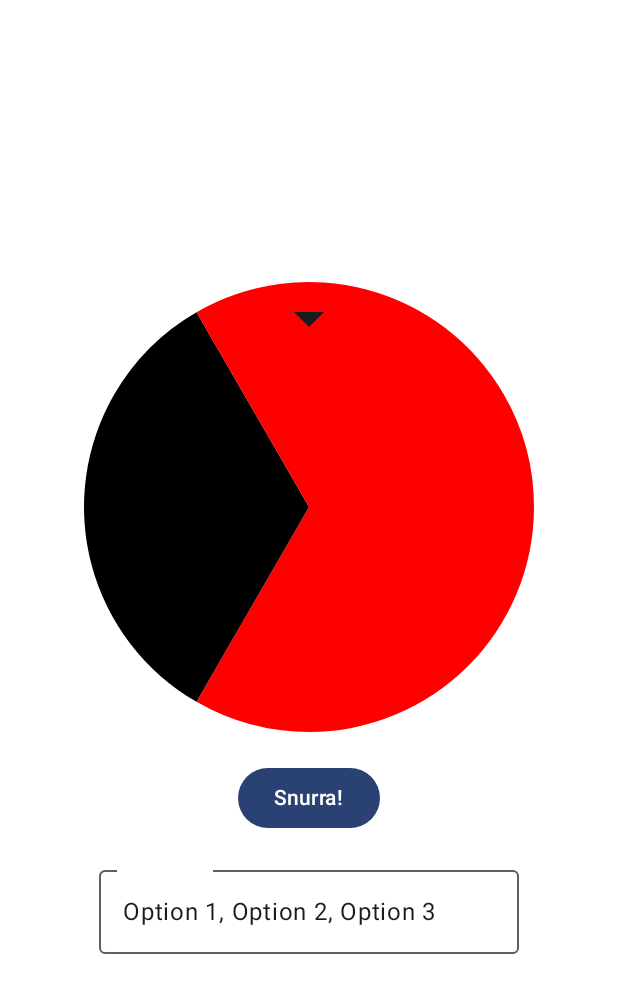
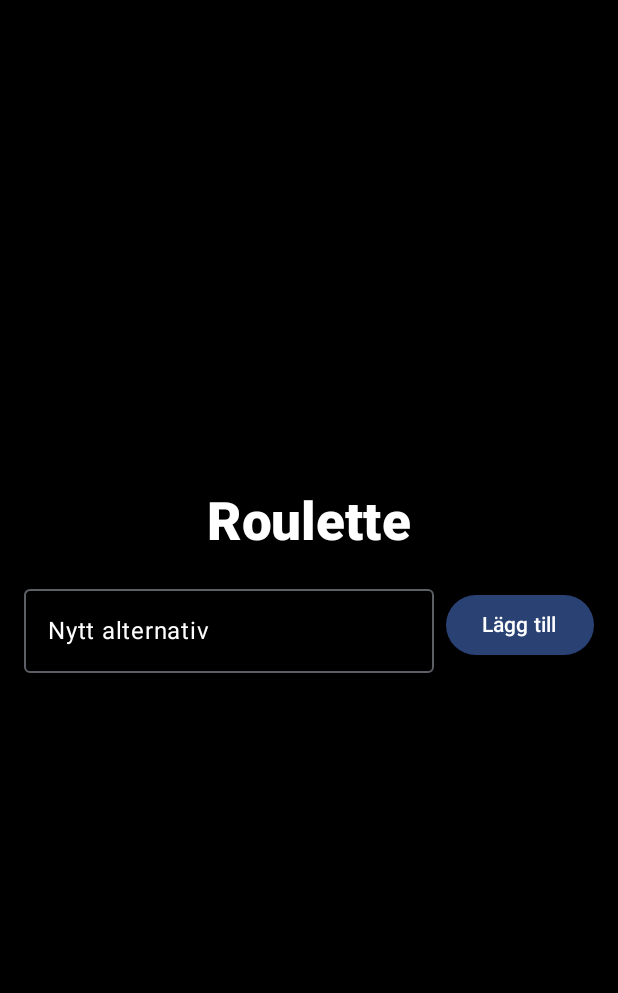
Before and after one commit to carlzey/FiftyFifty2, an Android app built with Jetpack Compose: the composable RouletteScreen shown on its own in the app's theme, on a phone screen of 412 x 824 dp. Shown: the top 993 px of the screen. Run offline under Robolectric (Android 15) with nearby library versions, the phone set to English and light mode, and no system bars.

Commit message:
Fixat Mycket i Roulette, lite i morechoises

```diff
--- a/app/src/main/java/sick/sick/fiftyfifty2/Roulette.kt
+++ b/app/src/main/java/sick/sick/fiftyfifty2/Roulette.kt
@@ -1,16 +1,17 @@
 package sick.sick.fiftyfifty2
 
-import android.R.attr.label
-import android.R.attr.text
-import android.R.attr.textStyle
+
 import androidx.compose.animation.core.*
 import androidx.compose.foundation.Canvas
 import androidx.compose.foundation.background
 import androidx.compose.foundation.clickable
 import androidx.compose.foundation.layout.*
+import androidx.compose.foundation.lazy.LazyColumn
 import androidx.compose.foundation.shape.CircleShape
+import androidx.compose.foundation.shape.RoundedCornerShape
 import androidx.compose.material.icons.Icons
 import androidx.compose.material.icons.filled.ArrowDropDown
+import androidx.compose.material.icons.filled.Delete
 import androidx.compose.material3.*
 import androidx.compose.runtime.*
 import androidx.compose.ui.Alignment
@@ -20,42 +21,90 @@ import androidx.compose.ui.graphics.Canvas
 import androidx.compose.ui.graphics.Color
 import androidx.compose.ui.graphics.drawscope.rotate
 import androidx.compose.ui.text.TextStyle
+import androidx.compose.ui.text.font.FontWeight
 import androidx.compose.ui.unit.dp
 import androidx.compose.ui.unit.sp
 import kotlinx.coroutines.delay
 import kotlinx.coroutines.launch
-
+import androidx.compose.foundation.layout.Row
+import androidx.compose.foundation.lazy.items
 import kotlin.math.roundToInt
 import kotlin.random.Random
 
 @Composable
 fun RouletteScreen() {
-    var options by remember { mutableStateOf(listOf("Option 1", "Option 2", "Option 3")) } // alternativ för roulette
+   // var options by remember { mutableStateOf(listOf("Option 1", "Option 2", "Option 3")) } // alternativ för roulette
+    //var options by remember { mutableStateOf<List<String>>(emptyList()) }
+    var options by remember { mutableStateOf(listOf<String>()) } // för att kunna lägga till nya alternativ
+
     var selectedOption by remember { mutableStateOf<String?>(null)} // måste finnas null
+    var textIn by remember { mutableStateOf("") } // för att skriva in nya alternativ @update
 
-    /**
-     * Användaren kan skriva in alternativ i en textruta.
-     * Hjulet snurrar och väljer en vinnare.
-     * Resultatet visas efter snurrningen.
-     */
     Column(
-        modifier = Modifier.fillMaxSize().background(Color.White), // sätt bakgrundsfärgen till svart
+        modifier = Modifier.fillMaxSize()
+            .background(Color.Black) // fixat svart igen
+            .padding(16.dp), // Färg ska kanske vara svart senare lagt till padding också!
         verticalArrangement = Arrangement.Center,
         horizontalAlignment = Alignment.CenterHorizontally
     ) {
+
+        Text("Roulette", fontSize = 35.sp, color = Color.White, fontWeight = FontWeight.ExtraBold)
+
+        Spacer(modifier = Modifier.height(16.dp)) // tom tomhet mellan rubrik och roulettehjulet
+
+        // Nu gör vi textfält för att skriva in nya alternativ
+        Row(
+            verticalAlignment = Alignment.CenterVertically) {
+            OutlinedTextField(
+                value = textIn,
+                onValueChange = { textIn = it },
+                label = { Text("Nytt alternativ", color = Color.White) },
+                textStyle = TextStyle(color = Color.White), // ändra till vit
+                modifier = Modifier.weight(1f) // för att det ska gå till höger i raden
+            )
+            Spacer(modifier = Modifier.width(8.dp)) // tom tomhet mellan textfält och knapp
+
+            Button(
+                onClick = {
+                    if (textIn.isNotBlank()) { // om det är infyllt så skickas det vidare
+                        options = options + textIn
+                        textIn = "" // töm textfältet
+                    }
+                }
+            ) {
+                Text("Lägg till") // knapptext för att lägga till nytt alternativ
+            }
+        }
+        Spacer(modifier = Modifier.height(16.dp)) // Space mellan textfältet och roulettehjulet
+
+        // visa alternativ som en lista
+        LazyColumn {
+            items(options) { option ->  // För varje alternativ
+                Row(
+                    modifier = Modifier
+                        .fillMaxWidth()
+                        .padding(4.dp)
+                        .background(Color.DarkGray, shape = RoundedCornerShape(8.dp))
+                        .padding(8.dp),
+                    horizontalArrangement = Arrangement.SpaceBetween
+                ) {
+                    Text(option, color = Color.White)
+
+                    IconButton(
+                        onClick = { options = options.filter { it != option } }  // ✅ Fixad hantering
+                    ) {
+                        Icon(Icons.Default.Delete, contentDescription = "Ta bort", tint = Color.Red)
+                    }
+                }
+            }
+        }
+        Spacer(modifier = Modifier.height(16.dp)) // tom tomhet mellan roulettehjulet och resultat
+
+        //ROULETTEHJUL
         RoulettWheel(options) { result -> // visa roulettehjulet
             selectedOption = result // sätt valda alternativ
         }
         Spacer(modifier = Modifier.height(16.dp)) // tom tomhet mellan roulettehjulet och resultat
-
-        OutlinedTextField(
-            value = options.joinToString(", "),
-            onValueChange = { text ->
-                options = text.split(",").filter { it.isNotBlank() }
-            },
-                label = { Text("Alternativ", color = Color.White) },
-                //textStyle = TextStyle(color = Color.White)
-                )
 
         selectedOption?.let {
             Spacer(modifier = Modifier.height(16.dp))
@@ -64,6 +113,7 @@ fun RouletteScreen() {
         }
     }
 
+    // POPUP FÖR VISA RESULTATET TILL USEREN AFTER SPINNING THE WHEEL
     if (selectedOption != null) {
         AlertDialog(
             onDismissRequest = { selectedOption = null },
@@ -93,7 +143,8 @@ fun RoulettWheel(options: List<String>, onResult: (String) -> Unit) {
     val wheelSize = 300.dp // storlek på roulettehjulet
     val sectionCount = options.size // antal sektioner på roulettehjulet
     if (options.isEmpty()) return // om det är tomt så stängs appen)
-    val anglePerSection = 360f / sectionCount // vinkel per sektion
+    val anglePerSection = 360f / sectionCount.toFloat()
+    //val anglePerSection = 360f / sectionCount // vinkel per sektion
 
     Box(
         modifier = Modifier
@@ -127,12 +178,13 @@ fun RoulettWheel(options: List<String>, onResult: (String) -> Unit) {
     val coroutineScope = rememberCoroutineScope()
 
     Button(onClick = {
+        if (options.isEmpty()) {
         coroutineScope.launch {
             val randomRotation = (360 * 5) + (0..360).random() // Snurra 5 varv + slumpvinkel
             rotation.animateTo(
                 targetValue = rotation.value + randomRotation,
                 animationSpec = tween(durationMillis = 3000, easing = FastOutSlowInEasing)
-            )
+            )}
 
             val winningIndex = ((rotation.value % 360) / anglePerSection).toInt() % sectionCount
             onResult(options[winningIndex])
```
Also changed, not shown: app/src/main/java/sick/sick/fiftyfifty2/MainActivity.kt (+4 -4 lines), app/src/main/java/sick/sick/fiftyfifty2/MoreChoices.kt (+32 -10 lines).
